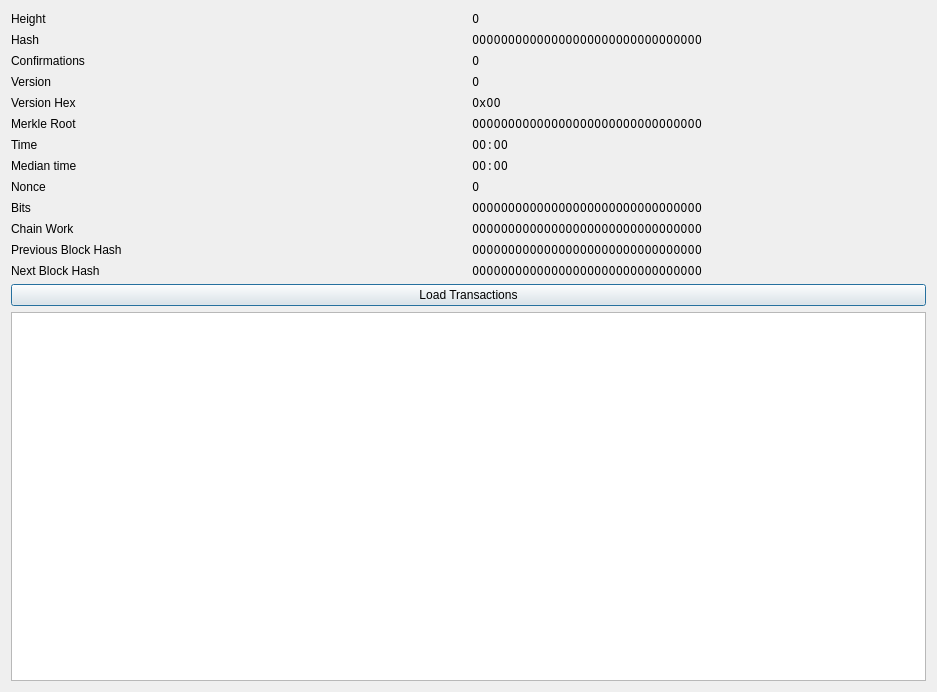
First picture: the form in src/qt/forms/blockindexdetailsdialog.ui, repository torkelrogstad/mainchain, before the edit.
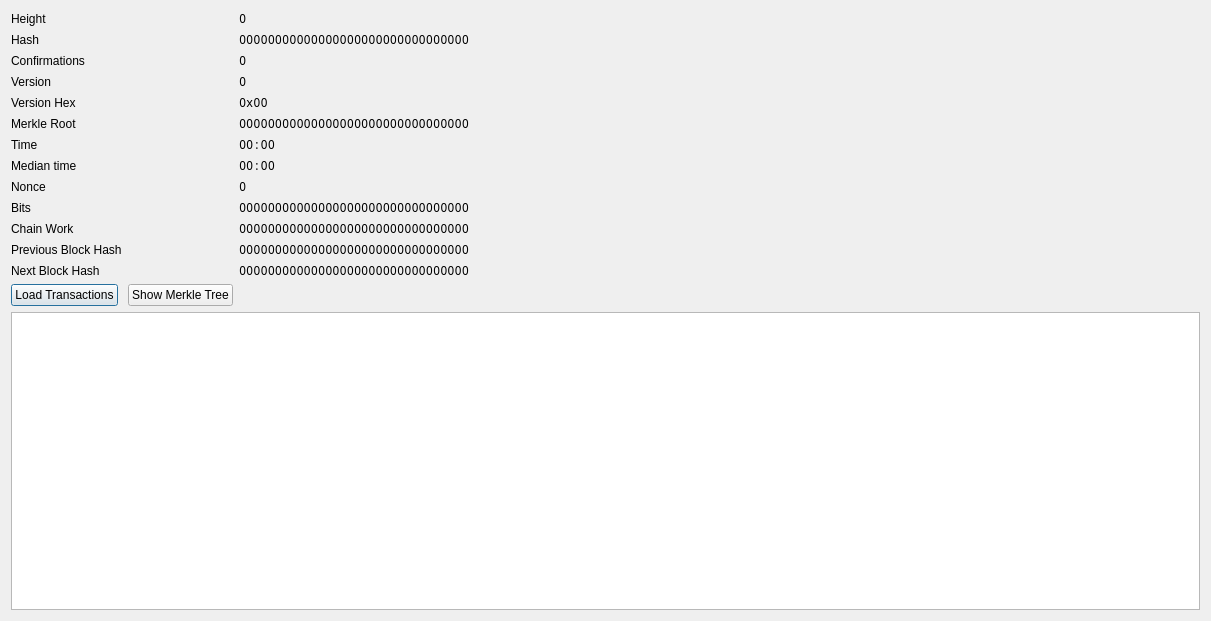
Second picture: the form after the edit.

Commit message:
Add merkle tree to string dialog to block explorer
* Add merkle tree to string function

* Add button to show merkle tree string on block index details dialog

* Add cached block to block index details dialog & cache once txns are
loaded

What changed in the file:
```diff
--- a/src/qt/forms/blockindexdetailsdialog.ui
+++ b/src/qt/forms/blockindexdetailsdialog.ui
@@ -6,112 +6,46 @@
    <rect>
     <x>0</x>
     <y>0</y>
-    <width>937</width>
-    <height>692</height>
+    <width>1211</width>
+    <height>621</height>
    </rect>
   </property>
   <property name="windowTitle">
    <string>Block Index Details</string>
   </property>
   <layout class="QGridLayout" name="gridLayout">
-   <item row="10" column="0">
-    <widget class="QLabel" name="label_18">
-     <property name="text">
-      <string>Chain Work</string>
-     </property>
-    </widget>
-   </item>
-   <item row="2" column="1">
-    <widget class="QLabel" name="labelConf">
+   <item row="6" column="2">
+    <widget class="QLabel" name="labelTime">
      <property name="font">
       <font>
        <family>Noto Mono</family>
       </font>
      </property>
      <property name="text">
-      <string>0</string>
+      <string>00:00</string>
      </property>
     </widget>
    </item>
-   <item row="4" column="1">
-    <widget class="QLabel" name="labelVersionHex">
-     <property name="font">
-      <font>
-       <family>Noto Mono</family>
-      </font>
-     </property>
+   <item row="5" column="0">
+    <widget class="QLabel" name="label_12">
      <property name="text">
-      <string>0x00</string>
+      <string>Merkle Root</string>
      </property>
     </widget>
    </item>
-   <item row="1" column="0">
-    <widget class="QLabel" name="label_4">
-     <property name="text">
-      <string>Hash</string>
-     </property>
-    </widget>
-   </item>
-   <item row="9" column="0">
-    <widget class="QLabel" name="label_16">
-     <property name="text">
-      <string>Bits</string>
-     </property>
-    </widget>
-   </item>
-   <item row="14" column="0" colspan="2">
-    <widget class="QTableWidget" name="tableWidgetTransactions">
+   <item row="7" column="2">
+    <widget class="QLabel" name="labelMedianTime">
      <property name="font">
       <font>
        <family>Noto Mono</family>
       </font>
      </property>
-    </widget>
-   </item>
-   <item row="4" column="0">
-    <widget class="QLabel" name="label_10">
      <property name="text">
-      <string>Version Hex</string>
+      <string>00:00</string>
      </property>
     </widget>
    </item>
-   <item row="9" column="1">
-    <widget class="QLabel" name="labelBits">
-     <property name="font">
-      <font>
-       <family>Noto Mono</family>
-      </font>
-     </property>
-     <property name="text">
-      <string>00000000000000000000000000000000</string>
-     </property>
-    </widget>
-   </item>
-   <item row="5" column="1">
-    <widget class="QLabel" name="labelMerkleRoot">
-     <property name="font">
-      <font>
-       <family>Noto Mono</family>
-      </font>
-     </property>
-     <property name="text">
-      <string>00000000000000000000000000000000</string>
-     </property>
-    </widget>
-   </item>
-   <item row="3" column="1">
-    <widget class="QLabel" name="labelVersion">
-     <property name="font">
-      <font>
-       <family>Noto Mono</family>
-      </font>
-     </property>
-     <property name="text">
-      <string>0</string>
-     </property>
-    </widget>
-   </item>
-   <item row="0" column="1">
+   <item row="0" column="2">
     <widget class="QLabel" name="labelHeight">
      <property name="font">
       <font>
@@ -123,29 +57,10 @@
      </property>
     </widget>
    </item>
-   <item row="12" column="0">
-    <widget class="QLabel" name="label_20">
+   <item row="6" column="0">
+    <widget class="QLabel" name="label_13">
      <property name="text">
-      <string>Next Block Hash</string>
-     </property>
-    </widget>
-   </item>
-   <item row="8" column="1">
-    <widget class="QLabel" name="labelNonce">
-     <property name="font">
-      <font>
-       <family>Noto Mono</family>
-      </font>
-     </property>
-     <property name="text">
-      <string>0</string>
-     </property>
-    </widget>
-   </item>
-   <item row="11" column="0">
-    <widget class="QLabel" name="label_19">
-     <property name="text">
-      <string>Previous Block Hash</string>
+      <string>Time</string>
      </property>
     </widget>
    </item>
@@ -163,58 +78,15 @@
      </property>
     </widget>
    </item>
-   <item row="5" column="0">
-    <widget class="QLabel" name="label_12">
-     <property name="text">
-      <string>Merkle Root</string>
-     </property>
-    </widget>
-   </item>
-   <item row="11" column="1">
-    <widget class="QLabel" name="labelPrevBlockHash">
+   <item row="2" column="2">
+    <widget class="QLabel" name="labelConf">
      <property name="font">
       <font>
        <family>Noto Mono</family>
       </font>
      </property>
      <property name="text">
-      <string>00000000000000000000000000000000</string>
-     </property>
-    </widget>
-   </item>
-   <item row="6" column="1">
-    <widget class="QLabel" name="labelTime">
-     <property name="font">
-      <font>
-       <family>Noto Mono</family>
-      </font>
-     </property>
-     <property name="text">
-      <string>00:00</string>
-     </property>
-    </widget>
-   </item>
-   <item row="7" column="1">
-    <widget class="QLabel" name="labelMedianTime">
-     <property name="font">
-      <font>
-       <family>Noto Mono</family>
-      </font>
-     </property>
-     <property name="text">
-      <string>00:00</string>
-     </property>
-    </widget>
-   </item>
-   <item row="10" column="1">
-    <widget class="QLabel" name="labelChainWork">
-     <property name="font">
-      <font>
-       <family>Noto Mono</family>
-      </font>
-     </property>
-     <property name="text">
-      <string>00000000000000000000000000000000</string>
+      <string>0</string>
      </property>
     </widget>
    </item>
@@ -225,7 +97,31 @@
      </property>
     </widget>
    </item>
-   <item row="12" column="1">
+   <item row="3" column="2">
+    <widget class="QLabel" name="labelVersion">
+     <property name="font">
+      <font>
+       <family>Noto Mono</family>
+      </font>
+     </property>
+     <property name="text">
+      <string>0</string>
+     </property>
+    </widget>
+   </item>
+   <item row="8" column="2">
+    <widget class="QLabel" name="labelNonce">
+     <property name="font">
+      <font>
+       <family>Noto Mono</family>
+      </font>
+     </property>
+     <property name="text">
+      <string>0</string>
+     </property>
+    </widget>
+   </item>
+   <item row="12" column="2">
     <widget class="QLabel" name="labelNextBlockHash">
      <property name="font">
       <font>
@@ -237,15 +133,15 @@
      </property>
     </widget>
    </item>
-   <item row="13" column="0" colspan="2">
-    <widget class="QPushButton" name="pushButtonLoadTransactions">
+   <item row="12" column="0">
+    <widget class="QLabel" name="label_20">
      <property name="text">
-      <string>Load Transactions</string>
+      <string>Next Block Hash</string>
      </property>
     </widget>
    </item>
-   <item row="1" column="1">
-    <widget class="QLabel" name="labelHash">
+   <item row="9" column="2">
+    <widget class="QLabel" name="labelBits">
      <property name="font">
       <font>
        <family>Noto Mono</family>
@@ -256,20 +152,6 @@
      </property>
     </widget>
    </item>
-   <item row="7" column="0">
-    <widget class="QLabel" name="label_14">
-     <property name="text">
-      <string>Median time</string>
-     </property>
-    </widget>
-   </item>
-   <item row="6" column="0">
-    <widget class="QLabel" name="label_13">
-     <property name="text">
-      <string>Time</string>
-     </property>
-    </widget>
-   </item>
    <item row="8" column="0">
     <widget class="QLabel" name="label_15">
      <property name="text">
@@ -277,6 +159,143 @@
      </property>
     </widget>
    </item>
+   <item row="4" column="0">
+    <widget class="QLabel" name="label_10">
+     <property name="text">
+      <string>Version Hex</string>
+     </property>
+    </widget>
+   </item>
+   <item row="1" column="0">
+    <widget class="QLabel" name="label_4">
+     <property name="text">
+      <string>Hash</string>
+     </property>
+    </widget>
+   </item>
+   <item row="5" column="2">
+    <widget class="QLabel" name="labelMerkleRoot">
+     <property name="font">
+      <font>
+       <family>Noto Mono</family>
+      </font>
+     </property>
+     <property name="text">
+      <string>00000000000000000000000000000000</string>
+     </property>
+    </widget>
+   </item>
+   <item row="7" column="0">
+    <widget class="QLabel" name="label_14">
+     <property name="text">
+      <string>Median time</string>
+     </property>
+    </widget>
+   </item>
+   <item row="10" column="0">
+    <widget class="QLabel" name="label_18">
+     <property name="text">
+      <string>Chain Work</string>
+     </property>
+    </widget>
+   </item>
+   <item row="13" column="0">
+    <widget class="QPushButton" name="pushButtonLoadTransactions">
+     <property name="sizePolicy">
+      <sizepolicy hsizetype="Maximum" vsizetype="Fixed">
+       <horstretch>0</horstretch>
+       <verstretch>0</verstretch>
+      </sizepolicy>
+     </property>
+     <property name="text">
+      <string>Load Transactions</string>
+     </property>
+    </widget>
+   </item>
+   <item row="1" column="2">
+    <widget class="QLabel" name="labelHash">
+     <property name="font">
+      <font>
+       <family>Noto Mono</family>
+      </font>
+     </property>
+     <property name="text">
+      <string>00000000000000000000000000000000</string>
+     </property>
+    </widget>
+   </item>
+   <item row="16" column="0" colspan="3">
+    <widget class="QTableWidget" name="tableWidgetTransactions">
+     <property name="font">
+      <font>
+       <family>Noto Mono</family>
+      </font>
+     </property>
+    </widget>
+   </item>
+   <item row="9" column="0">
+    <widget class="QLabel" name="label_16">
+     <property name="text">
+      <string>Bits</string>
+     </property>
+    </widget>
+   </item>
+   <item row="4" column="2">
+    <widget class="QLabel" name="labelVersionHex">
+     <property name="font">
+      <font>
+       <family>Noto Mono</family>
+      </font>
+     </property>
+     <property name="text">
+      <string>0x00</string>
+     </property>
+    </widget>
+   </item>
+   <item row="11" column="0">
+    <widget class="QLabel" name="label_19">
+     <property name="text">
+      <string>Previous Block Hash</string>
+     </property>
+    </widget>
+   </item>
+   <item row="11" column="2">
+    <widget class="QLabel" name="labelPrevBlockHash">
+     <property name="font">
+      <font>
+       <family>Noto Mono</family>
+      </font>
+     </property>
+     <property name="text">
+      <string>00000000000000000000000000000000</string>
+     </property>
+    </widget>
+   </item>
+   <item row="10" column="2">
+    <widget class="QLabel" name="labelChainWork">
+     <property name="font">
+      <font>
+       <family>Noto Mono</family>
+      </font>
+     </property>
+     <property name="text">
+      <string>00000000000000000000000000000000</string>
+     </property>
+    </widget>
+   </item>
+   <item row="13" column="1">
+    <widget class="QPushButton" name="pushButtonMerkleTree">
+     <property name="sizePolicy">
+      <sizepolicy hsizetype="Maximum" vsizetype="Fixed">
+       <horstretch>0</horstretch>
+       <verstretch>0</verstretch>
+      </sizepolicy>
+     </property>
+     <property name="text">
+      <string>Show Merkle Tree</string>
+     </property>
+    </widget>
+   </item>
   </layout>
  </widget>
  <resources/>
```
The commit also changes 6 other files.
